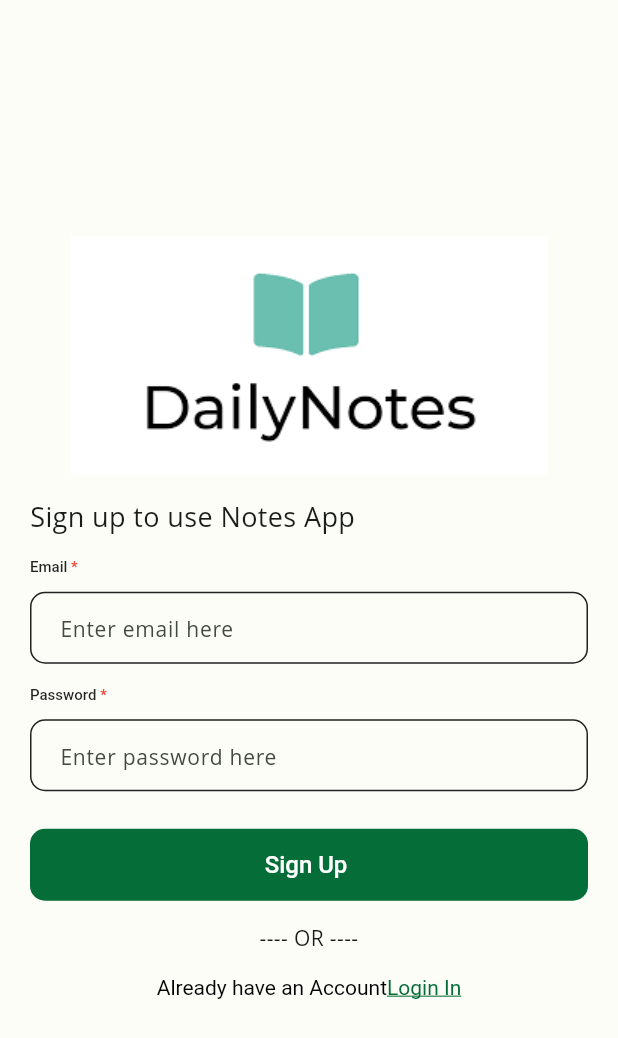
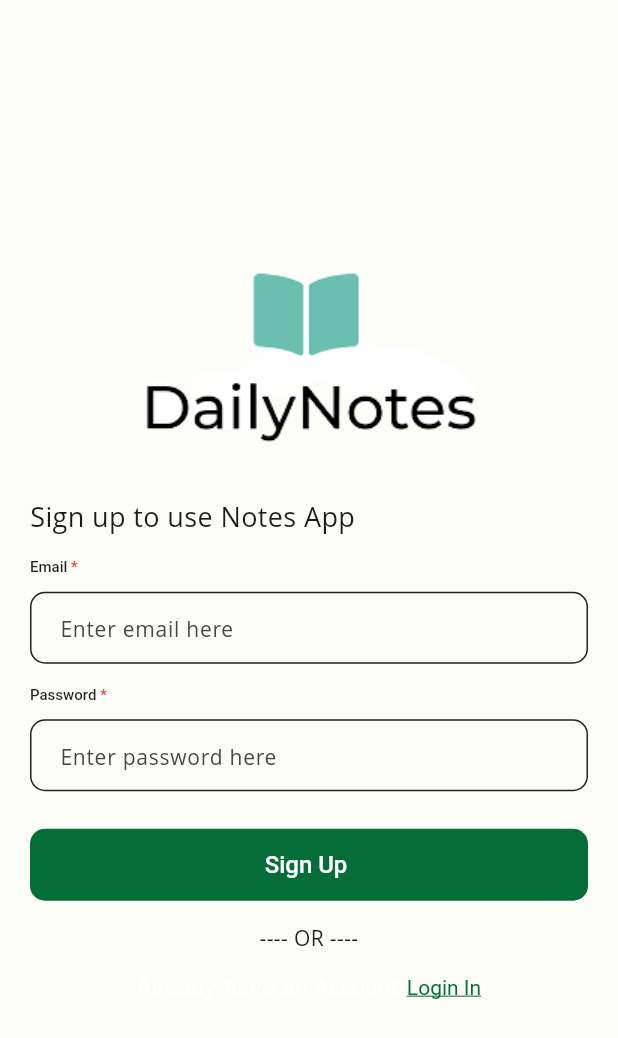
Before and after one commit to SumanRasaili/Notes-App, a Flutter app: the SignUpScreen screen opened directly, on a phone screen of 412 x 824 dp. Shown: the top 1038 px of the screen. Run offline on Flutter 3.47's test engine with Material 3 defaults, Android fonts, the phone set to English and light mode, and no system bars; our stand-ins replace bot_toast, cloud_firestore, firebase_auth, firebase_core, flutter_hooks, flutter_phoenix and 2 more; accounts and stored records are empty; Roboto replaces fonts that are missing (Open Sans, Poppins).

Commit message:
photos and minor fixes

```diff
--- a/lib/main.dart
+++ b/lib/main.dart
@@ -8,6 +8,7 @@ import 'package:notesapp/firebase_options.dart';
 import 'package:notesapp/providers/theme_provider.dart';
 import 'package:notesapp/splash_screen.dart';
 import 'package:flutter_phoenix/flutter_phoenix.dart';
+
 class Logger extends ProviderObserver {
   @override
   void didUpdateProvider(
@@ -28,7 +29,8 @@ void main() async {
   WidgetsFlutterBinding.ensureInitialized();
   await Firebase.initializeApp(options: DefaultFirebaseOptions.currentPlatform);
   await SharedPref.init();
-  runApp(ProviderScope(observers: [Logger()], child: Phoenix(child: const MyApp())));
+  runApp(ProviderScope(
+      observers: [Logger()], child: Phoenix(child: const MyApp())));
 }
 
 class MyApp extends ConsumerWidget {
--- a/lib/ui/auth/screens/sign_up_screen.dart
+++ b/lib/ui/auth/screens/sign_up_screen.dart
@@ -86,9 +86,13 @@ class SignUpScreen extends HookConsumerWidget {
                   },
                   child: RichText(
                     textAlign: TextAlign.center,
-                    text: TextSpan(children: [
-                      const TextSpan(
-                          text: "Already have an Account",
+                    text: TextSpan(text: "Already have an Account", children: [
+                      const WidgetSpan(
+                          alignment: PlaceholderAlignment.baseline,
+                          baseline: TextBaseline.alphabetic,
+                          child: SizedBox(
+                            width: 5,
+                          ),
                           style: TextStyle(color: Colors.black)),
                       TextSpan(
                           text: "Login In",
```
Also changed, not shown: lib/splash_screen.dart (+1 -8 lines), lib/ui/auth/screens/login_screen.dart (+9 -4 lines), lib/ui/home/view/home_page.dart (+8 -40 lines), assets/images/no_data.jpg (deleted), assets/images/no_data.png (added), assets/images/notess.png.
